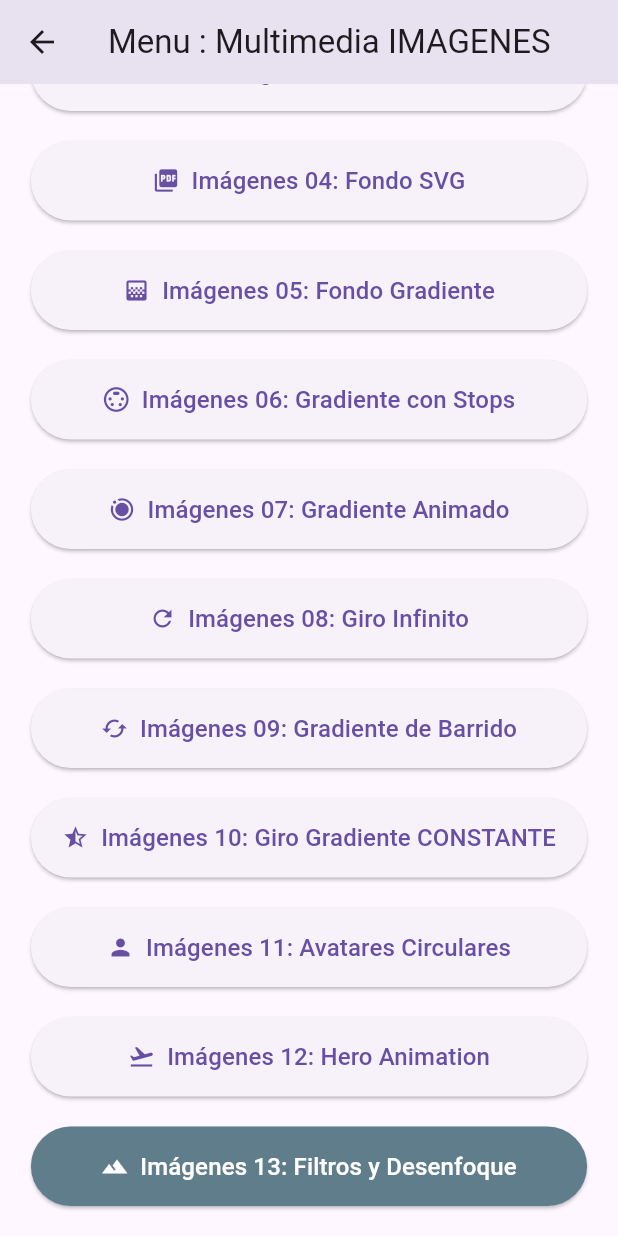
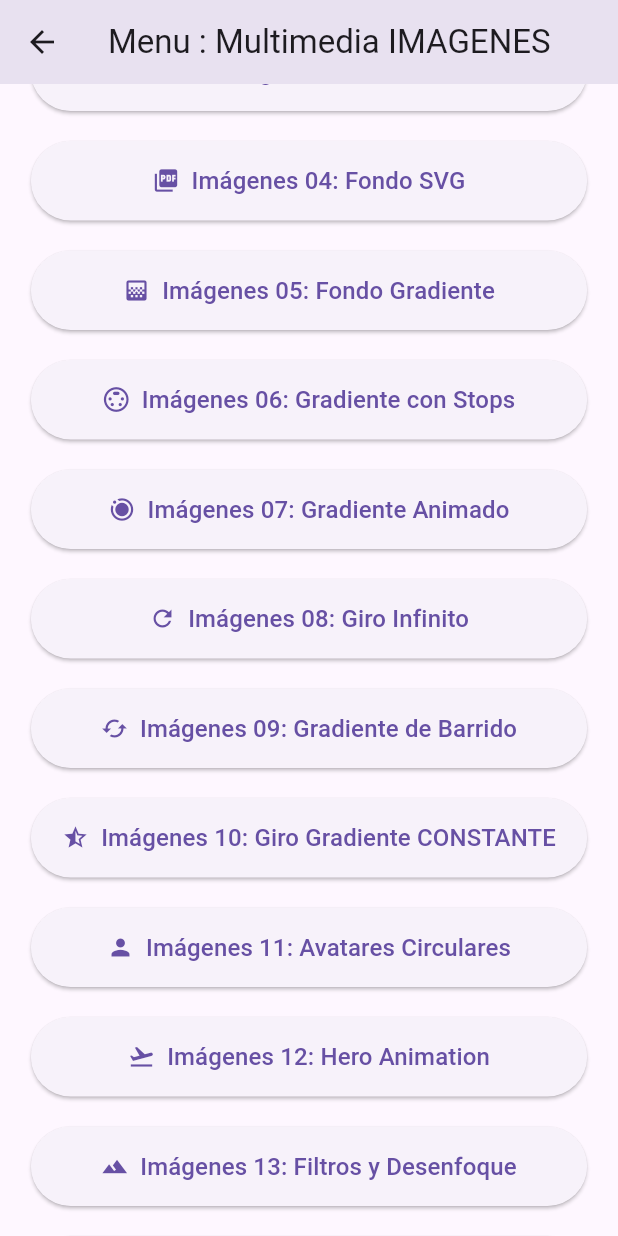
Before and after one commit to 66RAPTOR/multimedia01, a Flutter app: the HomeScreenImages screen opened directly, scrolled down 293 dp, on a phone screen of 412 x 824 dp. Run offline on Flutter 3.47's test engine with Material 3 defaults, Android fonts, the phone set to English and light mode, and no system bars; our stand-ins replace flutter_svg.

Commit message:
Modificar ImageLoadingScreen14

```diff
--- a/lib/screen/ExampleImages/home_screen_images.dart
+++ b/lib/screen/ExampleImages/home_screen_images.dart
@@ -16,6 +16,7 @@ import 'image_loading_screen_10.dart';
 import 'image_loading_screen_11.dart';
 import 'image_loading_screen_12.dart';
 import 'image_loading_screen_13.dart';
+import 'image_loading_screen_14.dart';
 
 // Función principal de Dart: El punto de entrada de la aplicación.
 void main() {
@@ -311,7 +312,6 @@ class HomeScreenImages extends StatelessWidget {
                 ),
               ),
 
-
               //--------------------------------------------------------------------------------
               // Ir al widget de imágenes (ImageLoadingScreen11)
               //--------------------------------------------------------------------------------
@@ -324,20 +324,12 @@ class HomeScreenImages extends StatelessWidget {
                 child: ElevatedButton.icon(
                   icon: const Icon(Icons.person),
                   label: const Text('Imágenes 11: Avatares Circulares', style: TextStyle(fontSize: 16)),
-                  style: ElevatedButton.styleFrom(
-                    padding: const EdgeInsets.symmetric(vertical: 15),
-                  ),
+                  style: ElevatedButton.styleFrom(padding: const EdgeInsets.symmetric(vertical: 15)),
                   onPressed: () {
-                    Navigator.push(
-                      context,
-                      MaterialPageRoute(
-                        builder: (context) => const ImageLoadingScreen11(),
-                      ),
-                    );
+                    Navigator.push(context, MaterialPageRoute(builder: (context) => const ImageLoadingScreen11()));
                   },
                 ),
               ),
-
 
               //--------------------------------------------------------------------------------
               // Ir al widget de imágenes (ImageLoadingScreen12)
@@ -352,21 +344,15 @@ class HomeScreenImages extends StatelessWidget {
                   icon: const Icon(Icons.flight_takeoff), // Icono que sugiere un vuelo (transición)
                   label: const Text('Imágenes 12: Hero Animation', style: TextStyle(fontSize: 16)),
                   style: ElevatedButton.styleFrom(
-                    padding: const EdgeInsets.symmetric(vertical: 15)
+                    padding: const EdgeInsets.symmetric(vertical: 15),
                     //backgroundColor: Colors.indigo,
-                   // foregroundColor: Colors.white,
+                    // foregroundColor: Colors.white,
                   ),
                   onPressed: () {
-                    Navigator.push(
-                      context,
-                      MaterialPageRoute(
-                        builder: (context) => const ImageLoadingScreen12(),
-                      ),
-                    );
+                    Navigator.push(context, MaterialPageRoute(builder: (context) => const ImageLoadingScreen12()));
                   },
                 ),
               ),
-
 
               //--------------------------------------------------------------------------------
               // Ir al widget de imágenes (ImageLoadingScreen13)
@@ -383,16 +369,31 @@ class HomeScreenImages extends StatelessWidget {
                   label: const Text('Imágenes 13: Filtros y Desenfoque', style: TextStyle(fontSize: 16)),
                   style: ElevatedButton.styleFrom(
                     padding: const EdgeInsets.symmetric(vertical: 15),
-                    backgroundColor: Colors.blueGrey,
-                    foregroundColor: Colors.white,
+                    //backgroundColor: Colors.blueGrey,
+                    //foregroundColor: Colors.white,
                   ),
                   onPressed: () {
-                    Navigator.push(
-                      context,
-                      MaterialPageRoute(
-                        builder: (context) => const ImageLoadingScreen13(),
-                      ),
-                    );
+                    Navigator.push(context, MaterialPageRoute(builder: (context) => const ImageLoadingScreen13()));
+                  },
+                ),
+              ),
+
+              //--------------------------------------------------------------------------------
+              // Ir al widget de imágenes (ImageLoadingScreen13)
+              //--------------------------------------------------------------------------------
+
+              // Espacio vertical para separar elementos.
+              const SizedBox(height: 20),
+
+              // --- NUEVO: Botón de Imágenes 14 (Gradiente de Opacidad) ---
+              SizedBox(
+                width: buttonWidth, // Usamos el ancho adaptativo
+                child: ElevatedButton.icon(
+                  icon: const Icon(Icons.layers), // Icono que sugiere apilamiento de capas.
+                  label: const Text('Imágenes 14: Gradiente sobre Imagen', style: TextStyle(fontSize: 16)),
+                  style: ElevatedButton.styleFrom(padding: const EdgeInsets.symmetric(vertical: 15)),
+                  onPressed: () {
+                    Navigator.push(context, MaterialPageRoute(builder: (context) => const ImageLoadingScreen14()));
                   },
                 ),
               ),
```
Also changed, not shown: lib/screen/ExampleImages/image_loading_screen_14.dart (added, +111 -0 lines).
